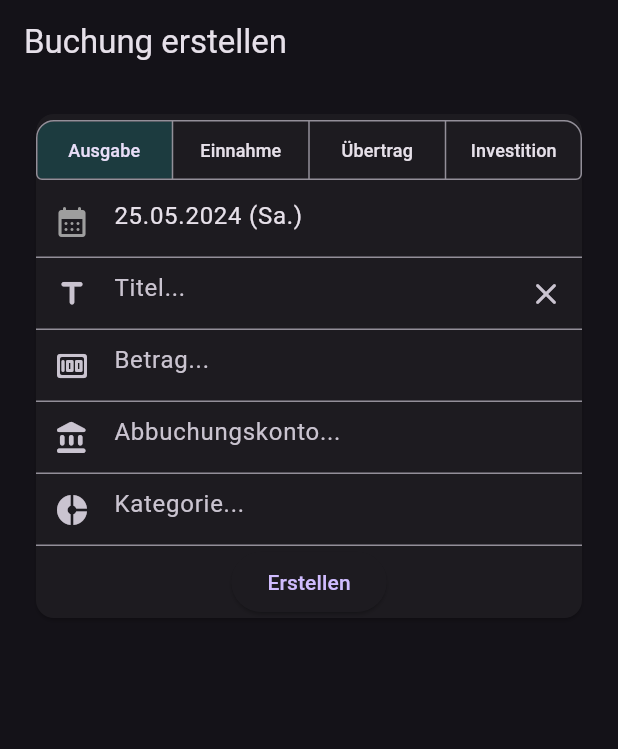
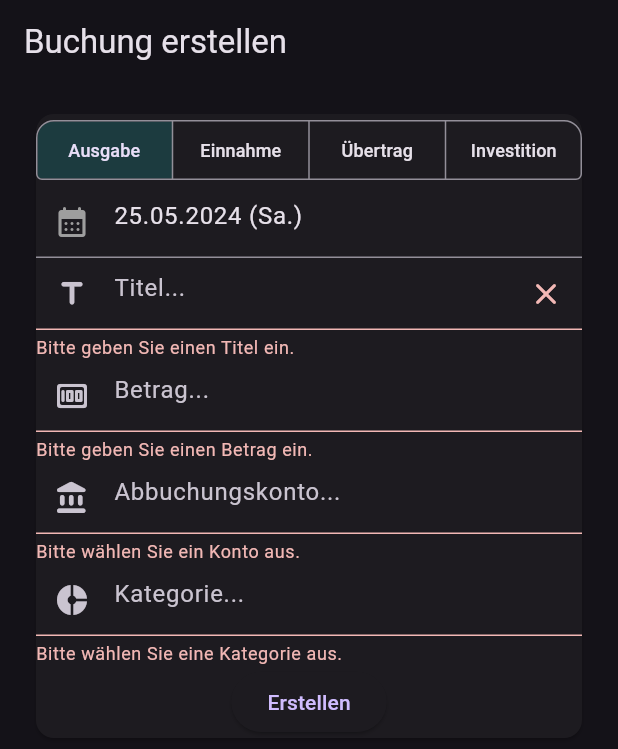
Before and after one commit to Marcel9494/Moneybook, a Flutter app: the screen it shows after launch, after a tap on "Erstellen", on a phone screen of 412 x 824 dp. Shown: the top 749 px of the screen. Run offline on Flutter 3.47's test engine with Material 3 defaults, Android fonts, the phone set to English and light mode, and no system bars; our stand-ins replace bloc, dartz, equatable, flutter_bloc, get_it, modal_bottom_sheet and 1 more; accounts and stored records are empty.

Commit message:
Buchung erstellen Fehler abgefangen
- Wenn der Benutzer eine Buchung erstellen möchte werden die Eingabefelder auf fehlende Eingaben geprüft und ggf. Fehlermeldungen angezeigt.
- Theme wurde erweitert.

```diff
--- a/lib/core/theme/darkTheme.dart
+++ b/lib/core/theme/darkTheme.dart
@@ -45,4 +45,9 @@ final darkTheme = ThemeData(
       },
     ),
   ),
+  inputDecorationTheme: const InputDecorationTheme(
+    focusedBorder: UnderlineInputBorder(
+      borderSide: BorderSide(color: Colors.cyanAccent),
+    ),
+  ),
 );
--- a/lib/features/bookings/presentation/pages/create_booking_page.dart
+++ b/lib/features/bookings/presentation/pages/create_booking_page.dart
@@ -23,6 +23,7 @@ class CreateBookingPage extends StatefulWidget {
 }
 
 class _CreateBookingPageState extends State<CreateBookingPage> {
+  final GlobalKey<FormState> _bookingFormKey = GlobalKey<FormState>();
   final TextEditingController _dateController = TextEditingController();
   final TextEditingController _titleController = TextEditingController();
   final TextEditingController _amountController = TextEditingController();
@@ -31,6 +32,8 @@ class _CreateBookingPageState extends State<CreateBookingPage> {
   final Set<BookingType> _bookingType = {BookingType.expense};
 
   void createBooking(BuildContext context) {
+    final FormState form = _bookingFormKey.currentState!;
+    if (form.validate()) {
       BlocProvider.of<BookingBloc>(context).add(
         CreateBooking(
           Booking(
@@ -45,6 +48,7 @@ class _CreateBookingPageState extends State<CreateBookingPage> {
           ),
         ),
       );
+    }
   }
 
   @override
@@ -74,37 +78,20 @@ class _CreateBookingPageState extends State<CreateBookingPage> {
                   child: Padding(
                     padding: const EdgeInsets.symmetric(horizontal: 20.0, vertical: 16.0),
                     child: Card(
+                      child: Form(
+                        key: _bookingFormKey,
                         child: Column(
                           mainAxisSize: MainAxisSize.min,
                           children: [
-                          TypeSegmentedButton(
-                            bookingType: _bookingType,
+                            TypeSegmentedButton(bookingType: _bookingType),
+                            DateInputField(dateController: _dateController),
+                            TitleTextField(titleController: _titleController),
+                            AmountTextField(amountController: _amountController),
+                            AccountInputField(accountController: _accountController, hintText: 'Abbuchungskonto...'),
+                            CategorieInputField(categorieController: _categorieController),
+                            ElevatedButton(child: const Text('Erstellen'), onPressed: () => createBooking(context)),
+                          ],
                         ),
-                          DateInputField(
-                            dateController: _dateController,
-                          ),
-                          TitleTextField(
-                            titleController: _titleController,
-                            errorText: '',
-                          ),
-                          AmountTextField(
-                            amountController: _amountController,
-                            errorText: '',
-                          ),
-                          AccountInputField(
-                            hintText: 'Abbuchungskonto...',
-                            accountController: _accountController,
-                            errorText: '',
-                          ),
-                          CategorieInputField(
-                            categorieController: _categorieController,
-                            errorText: '',
-                          ),
-                          ElevatedButton(
-                            onPressed: () => createBooking(context),
-                            child: const Text('Erstellen'),
-                          ),
-                        ],
                       ),
                     ),
                   ),
--- a/lib/features/bookings/presentation/widgets/input_fields/account_input_field.dart
+++ b/lib/features/bookings/presentation/widgets/input_fields/account_input_field.dart
@@ -5,14 +5,19 @@ import '../bottom_sheets/account_bottom_sheet.dart';
 class AccountInputField extends StatelessWidget {
   final String hintText;
   final TextEditingController accountController;
-  final String errorText;
 
   const AccountInputField({
     super.key,
     required this.hintText,
     required this.accountController,
-    required this.errorText,
   });
+
+  String? _checkAccountInput() {
+    if (accountController.text.isEmpty) {
+      return 'Bitte wählen Sie ein Konto aus.';
+    }
+    return null;
+  }
 
   @override
   Widget build(BuildContext context) {
@@ -20,6 +25,7 @@ class AccountInputField extends StatelessWidget {
       controller: accountController,
       showCursor: false,
       readOnly: true,
+      validator: (input) => _checkAccountInput(),
       onTap: () => openAccountBottomSheet(
         context: context,
         title: 'Konto auswählen:',
@@ -29,7 +35,6 @@ class AccountInputField extends StatelessWidget {
         hintText: hintText,
         counterText: '',
         prefixIcon: const Icon(Icons.account_balance_rounded),
-        errorText: errorText.isEmpty ? null : errorText,
       ),
     );
   }
--- a/lib/features/bookings/presentation/widgets/input_fields/amount_text_field.dart
+++ b/lib/features/bookings/presentation/widgets/input_fields/amount_text_field.dart
@@ -4,13 +4,18 @@ import '../bottom_sheets/amount_bottom_sheet.dart';
 
 class AmountTextField extends StatelessWidget {
   final TextEditingController amountController;
-  final String errorText;
 
   const AmountTextField({
     super.key,
     required this.amountController,
-    required this.errorText,
   });
+
+  String? _checkAmountInput() {
+    if (amountController.text.isEmpty) {
+      return 'Bitte geben Sie einen Betrag ein.';
+    }
+    return null;
+  }
 
   @override
   Widget build(BuildContext context) {
@@ -18,15 +23,15 @@ class AmountTextField extends StatelessWidget {
       controller: amountController,
       showCursor: false,
       readOnly: true,
+      validator: (input) => _checkAmountInput(),
       onTap: () => openBottomSheetForAmountInput(
         context: context,
         amountController: amountController,
       ),
-      decoration: InputDecoration(
+      decoration: const InputDecoration(
         hintText: 'Betrag...',
         counterText: '',
-        prefixIcon: const Icon(Icons.money_rounded),
-        errorText: errorText.isEmpty ? null : errorText,
+        prefixIcon: Icon(Icons.money_rounded),
       ),
     );
   }
--- a/lib/features/bookings/presentation/widgets/input_fields/categorie_input_field.dart
+++ b/lib/features/bookings/presentation/widgets/input_fields/categorie_input_field.dart
@@ -4,13 +4,18 @@ import '../bottom_sheets/categorie_bottom_sheet.dart';
 
 class CategorieInputField extends StatelessWidget {
   final TextEditingController categorieController;
-  final String errorText;
 
   const CategorieInputField({
     super.key,
     required this.categorieController,
-    required this.errorText,
   });
+
+  String? _checkCategorieInput() {
+    if (categorieController.text.isEmpty) {
+      return 'Bitte wählen Sie eine Kategorie aus.';
+    }
+    return null;
+  }
 
   @override
   Widget build(BuildContext context) {
@@ -18,16 +23,16 @@ class CategorieInputField extends StatelessWidget {
       controller: categorieController,
       showCursor: false,
       readOnly: true,
+      validator: (input) => _checkCategorieInput(),
       onTap: () => openCategorieBottomSheet(
         context: context,
         title: 'Kategorie auswählen:',
         controller: categorieController,
       ),
-      decoration: InputDecoration(
+      decoration: const InputDecoration(
         hintText: 'Kategorie...',
         counterText: '',
-        prefixIcon: const Icon(Icons.donut_small),
-        errorText: errorText.isEmpty ? null : errorText,
+        prefixIcon: Icon(Icons.donut_small),
       ),
     );
   }
--- a/lib/features/bookings/presentation/widgets/input_fields/title_text_field.dart
+++ b/lib/features/bookings/presentation/widgets/input_fields/title_text_field.dart
@@ -2,13 +2,18 @@ import 'package:flutter/material.dart';
 
 class TitleTextField extends StatelessWidget {
   final TextEditingController titleController;
-  final String errorText;
 
   const TitleTextField({
     super.key,
     required this.titleController,
-    required this.errorText,
   });
+
+  String? _checkTextInput() {
+    if (titleController.text.isEmpty) {
+      return 'Bitte geben Sie einen Titel ein.';
+    }
+    return null;
+  }
 
   @override
   Widget build(BuildContext context) {
@@ -16,6 +21,7 @@ class TitleTextField extends StatelessWidget {
       controller: titleController,
       maxLength: 80,
       textCapitalization: TextCapitalization.sentences,
+      validator: (input) => _checkTextInput(),
       decoration: InputDecoration(
         hintText: 'Titel...',
         counterText: '',
@@ -26,7 +32,6 @@ class TitleTextField extends StatelessWidget {
           },
           icon: const Icon(Icons.clear_rounded),
         ),
-        errorText: errorText.isEmpty ? null : errorText,
       ),
     );
   }
```
Lines whose indentation alone changed are shown as unchanged.
